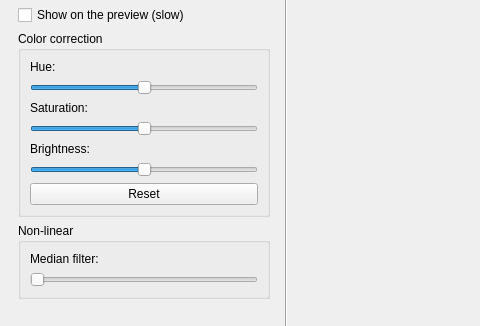
First picture: the form in ui/mainwindow.ui, repository Apkawa/QGifer, before the edit; both pictures show x 0 to 480 and y 145 to 471 of the 930 by 620 pixel window.
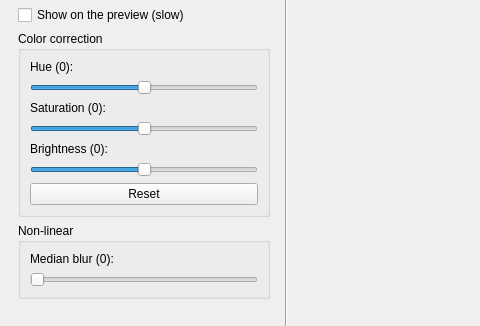
Second picture: the form after the edit. The open tabs and pages were chosen to show the change. Icons and pictures are not drawn. Custom widgets are drawn as their Qt base class.

Commit message: version changed to 0.1.1, added color correction and median blur filter

Patch:
```diff
--- a/ui/mainwindow.ui
+++ b/ui/mainwindow.ui
@@ -335,7 +335,7 @@
            <item row="0" column="0">
             <widget class="QLabel" name="hueLabel">
              <property name="text">
-              <string>Hue:</string>
+              <string>Hue (0):</string>
              </property>
             </widget>
            </item>
@@ -355,7 +355,7 @@
            <item row="2" column="0">
             <widget class="QLabel" name="satLabel">
              <property name="text">
-              <string>Saturation:</string>
+              <string>Saturation (0):</string>
              </property>
             </widget>
            </item>
@@ -382,7 +382,7 @@
            <item row="4" column="0">
             <widget class="QLabel" name="valLabel">
              <property name="text">
-              <string>Brightness:</string>
+              <string>Brightness (0):</string>
              </property>
             </widget>
            </item>
@@ -411,7 +411,7 @@
            <item row="0" column="0">
             <widget class="QLabel" name="medianLabel">
              <property name="text">
-              <string>Median filter:</string>
+              <string>Median blur (0):</string>
              </property>
             </widget>
            </item>
```
Left out of the diff: 39 changed lines with no effect on the pictures. The commit also changes 8 other files.
